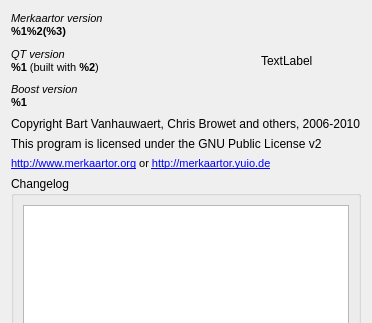
Old version of the form src/AboutDialog.ui in the repository openstreetmap/merkaartor; both pictures show x 0 to 372 and y 0 to 323 of the 372 by 469 pixel window.
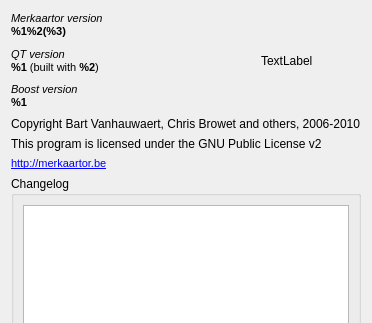
New version of the form.

Commit message: Fix merkaartor site url in about

What changed in the file:
```diff
--- a/src/AboutDialog.ui
+++ b/src/AboutDialog.ui
@@ -116,7 +116,7 @@
 &lt;html&gt;&lt;head&gt;&lt;meta name=&quot;qrichtext&quot; content=&quot;1&quot; /&gt;&lt;style type=&quot;text/css&quot;&gt;
 p, li { white-space: pre-wrap; }
 &lt;/style&gt;&lt;/head&gt;&lt;body style=&quot; font-family:'MS Shell Dlg 2'; font-size:8.25pt; font-weight:400; font-style:normal;&quot;&gt;
-&lt;p style=&quot; margin-top:0px; margin-bottom:0px; margin-left:0px; margin-right:0px; -qt-block-indent:0; text-indent:0px;&quot;&gt;&lt;a href=&quot;http://www.merkaartor.org&quot;&gt;&lt;span style=&quot; font-size:8pt; text-decoration: underline; color:#0000ff;&quot;&gt;http://www.merkaartor.org&lt;/span&gt;&lt;/a&gt; or &lt;a href=&quot;http://merkaartor.yuio.de&quot;&gt;&lt;span style=&quot; font-size:8pt; text-decoration: underline; color:#0000ff;&quot;&gt;http://merkaartor.yuio.de&lt;/span&gt;&lt;/a&gt;&lt;/p&gt;&lt;/body&gt;&lt;/html&gt;</string>
+&lt;p style=&quot; margin-top:0px; margin-bottom:0px; margin-left:0px; margin-right:0px; -qt-block-indent:0; text-indent:0px;&quot;&gt;&lt;a href=&quot;http://merkaartor.be&quot;&gt;&lt;span style=&quot; font-size:8pt; text-decoration: underline; color:#0000ff;&quot;&gt;http://merkaartor.be&lt;/span&gt;&lt;/a&gt;&lt;/p&gt;&lt;/body&gt;&lt;/html&gt;</string>
      </property>
      <property name="textInteractionFlags">
       <set>Qt::LinksAccessibleByMouse|Qt::TextSelectableByMouse</set>
```
